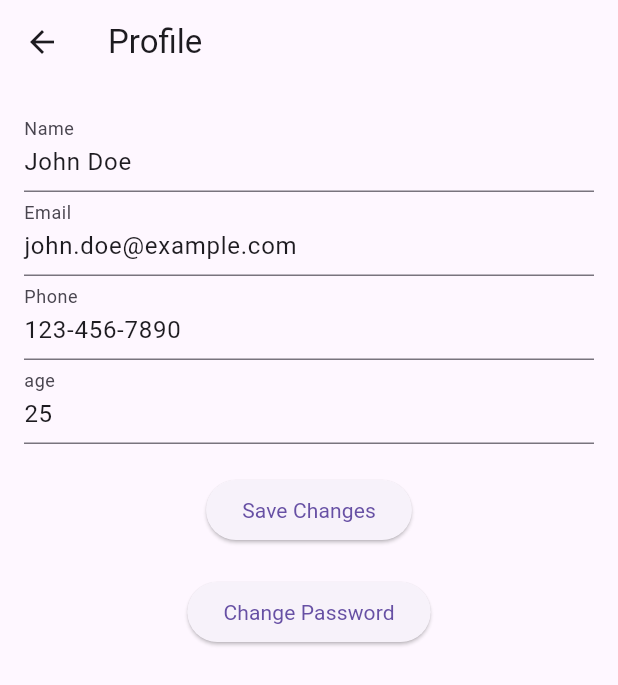
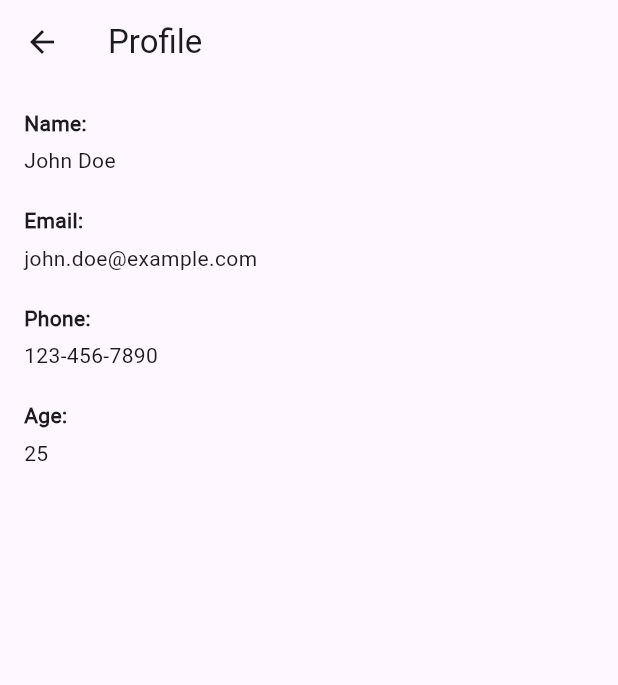
Before and after one commit to svetlio44/diplomna_rabota_new, a Flutter app: the Profile screen opened directly, on a phone screen of 412 x 824 dp. Shown: the top 685 px of the screen. Run offline on Flutter 3.47's test engine with Material 3 defaults, Android fonts, the phone set to English and light mode, and no system bars; our stand-ins replace carousel_slider, image_picker.

Commit message:
добавяне на навигация от съобщенията на зад към списъка със съобщения(липсваше) подобравяне на my profile page-a добавяне на нова функция в pop up менюто (My profile info)

```diff
--- a/lib/pages/profile.dart
+++ b/lib/pages/profile.dart
@@ -1,5 +1,4 @@
 import 'package:flutter/material.dart';
-import 'package:diplomna_rabota_new/pages/change_password.dart'; // Добавете този ред
 
 class Profile extends StatefulWidget {
   static const String id = 'Profile';
@@ -11,12 +10,11 @@ class Profile extends StatefulWidget {
 }
 
 class _ProfileState extends State<Profile> {
-  final _formKey = GlobalKey<FormState>();
   String _name = 'John Doe';
   String _email = 'john.doe@example.com';
   String _phone = '123-456-7890';
-  String _age = '25'; //
-
+  String _age = '25';
+  // примерни данни
   @override
   Widget build(BuildContext context) {
     return Scaffold(
@@ -25,57 +23,44 @@ class _ProfileState extends State<Profile> {
       ),
       body: Padding(
         padding: const EdgeInsets.all(16.0),
-        child: Form(
-          key: _formKey,
         child: Column(
+          crossAxisAlignment: CrossAxisAlignment.start,
           children: <Widget>[
-              TextFormField(
-                initialValue: _name,
-                decoration: InputDecoration(labelText: 'Name'),
-                onSaved: (value) {
-                  _name = value!;
-                },
+            Text(
+              'Name:',
+              style: TextStyle(fontWeight: FontWeight.bold),
             ),
-              TextFormField(
-                initialValue: _email,
-                decoration: InputDecoration(labelText: 'Email'),
-                onSaved: (value) {
-                  _email = value!;
-                },
+            SizedBox(height: 5),
+            Text(_name),
+            SizedBox(height: 20),
+            Text(
+              'Email:',
+              style: TextStyle(fontWeight: FontWeight.bold),
             ),
-              TextFormField(
-                initialValue: _phone,
-                decoration: InputDecoration(labelText: 'Phone'),
-                onSaved: (value) {
-                  _phone = value!;
-                },
+            SizedBox(height: 5),
+            Text(_email),
+            SizedBox(height: 20),
+            Text(
+              'Phone:',
+              style: TextStyle(fontWeight: FontWeight.bold),
             ),
-                TextFormField(
-                  initialValue: _age,
-                  decoration: InputDecoration(labelText: 'age '),
-                  onSaved: (value) {
-                    _age = value!;
-                  },
+            SizedBox(height: 5),
+            Text(_phone),
+            SizedBox(height: 20),
+            Text(
+              'Age:',
+              style: TextStyle(fontWeight: FontWeight.bold),
             ),
+            SizedBox(height: 5),
+            Text(_age),
             SizedBox(height: 20),
-              ElevatedButton(
-                onPressed: () {
-                  if (_formKey.currentState!.validate()) {
-                    _formKey.currentState!.save();
-                    // Save the profile information to the database or perform other actions
-                  }
-                },
-                child: Text('Save Changes'),
-              ),
-              SizedBox(height: 20),
-              ElevatedButton(
-                onPressed: () {
-                  Navigator.pushNamed(context, ChangePassword.id);
-                },
-                child: Text('Change Password'),
-              ),
+            // ElevatedButton(
+            //   onPressed: () {
+            //     Navigator.pushNamed(context, 'EditProfile');
+            //   },
+            //   child: Text('Edit Profile'),
+            // ),
           ],
-          ),
         ),
       ),
     );
```
Also changed, not shown: lib/pages/call.dart (+104 -104 lines), lib/pages/chat.dart (+24 -25 lines), lib/pages/edit_profile.dart (+24 -26 lines), lib/pages/home.dart (+5 -5 lines), lib/pages/my_profile.dart (+11 -27 lines), lib/pages/settings.dart (+33 -18 lines). Lines whose indentation alone changed are shown as unchanged.
